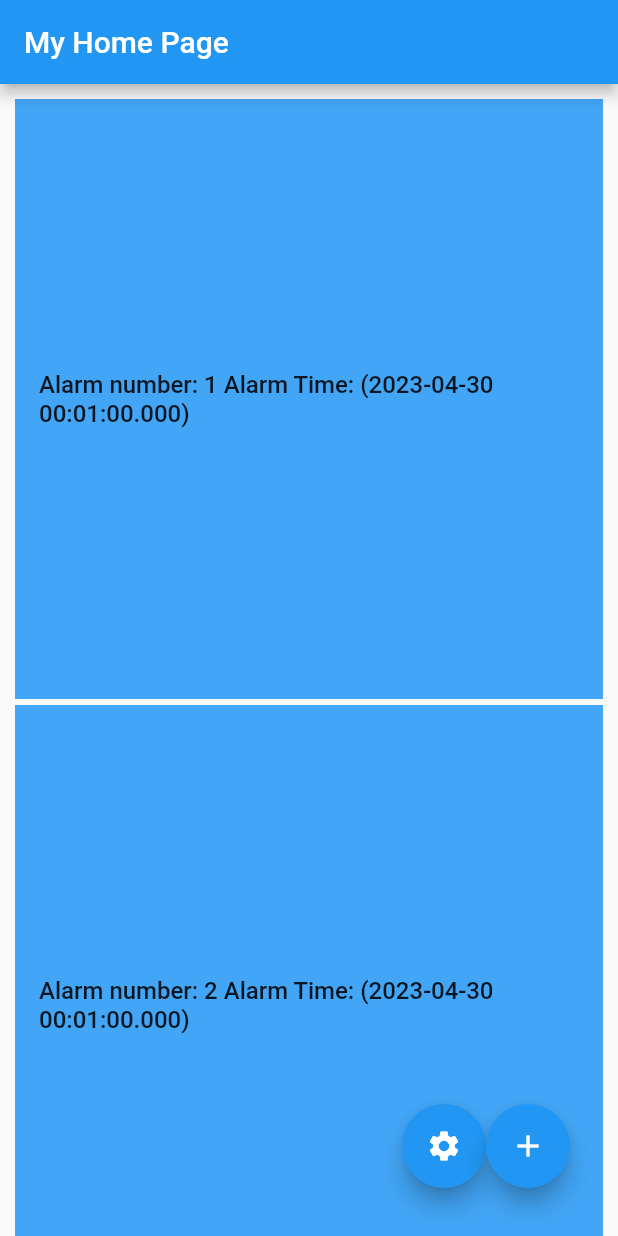
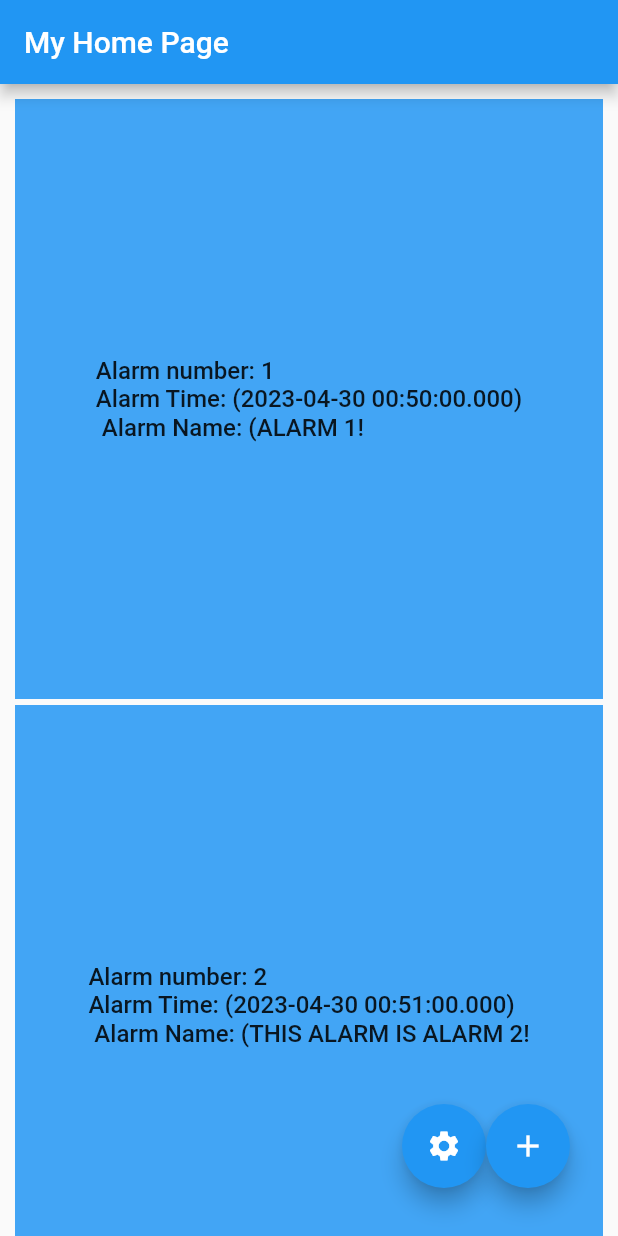
Before and after one commit to DRavenMcCoy/pushur_flutter, a Flutter app: the screen it shows after launch, on a phone screen of 412 x 824 dp. Run offline on Flutter 3.47's test engine with Material 2 defaults, Android fonts, the phone set to English and light mode, and no system bars; missing offline and left inert: alarm.

Commit message:
Optimization
 I changed how the alarmlist file works, it should save resources compared to previous iteration with no change to functionality, no idea why I did it the way I did.

```diff
--- a/lib/AlarmsList.dart
+++ b/lib/AlarmsList.dart
@@ -1,19 +1,21 @@
 import 'package:alarm/model/alarm_settings.dart';
+
+//List can be accessed by any other file with this imported
+List<AlarmSettings> alarms = [];
 
 //The point of this is so we can grab the alarm list from any of the other files
 //There is probably a better way to do this but it is 11:59 and I'm tired
-
-List<AlarmSettings> alarmStart() {
+void alarmStart() {
 //This is a test value for an alarm
   final alarmSettings = AlarmSettings(
     id: 1,
     //YY,MM,DD,HH,Min
-    dateTime: DateTime(2023, 4, 30, 0, 1, 0, 0, 0),
+    dateTime: DateTime(2023, 4, 30, 0, 50),
     assetAudioPath: 'assets/alarm.mp3',
     loopAudio: false,
     vibrate: true,
     fadeDuration: 3.0,
-    notificationTitle: 'ALARM1',
+    notificationTitle: 'ALARM 1!',
     notificationBody: 'IT IS WORKING',
     enableNotificationOnKill: true,
   );
@@ -21,16 +23,16 @@ List<AlarmSettings> alarmStart() {
   final alarmSettings2 = AlarmSettings(
     id: 2,
     //YY,MM,DD,HH,Min
-    dateTime: DateTime(2023, 4, 30, 0, 1, 0, 0, 0),
+    dateTime: DateTime(2023, 4, 30, 0, 51),
     assetAudioPath: 'assets/alarm.mp3',
     loopAudio: false,
     vibrate: true,
     fadeDuration: 3.0,
-    notificationTitle: 'ALARM2',
+    notificationTitle: 'THIS ALARM IS ALARM 2!',
     notificationBody: 'IT IS WORKING',
     enableNotificationOnKill: true,
   );
 
-  final List<AlarmSettings> alarms = [alarmSettings, alarmSettings2];
-  return alarms;
+  alarms.add(alarmSettings);
+  alarms.add(alarmSettings2);
 }
--- a/lib/HomePage.dart
+++ b/lib/HomePage.dart
@@ -27,8 +27,6 @@ class _MyHomePageState extends State<MyHomePage> {
     // fast, so that you can just rebuild anything that needs updating rather
     // than having to individually change instances of widgets.
 
-    //THESE ARE TEST VALUES, SUBJECT TO CHANGE
-    final List<AlarmSettings> alarms = globals.alarmStart();
     return Scaffold(
       appBar: AppBar(
         // Here we take the value from the MyHomePage object that was created by
@@ -80,17 +78,17 @@ class _MyHomePageState extends State<MyHomePage> {
 
                   //generates list of list tiles for the length of the alarms list
                 children: List.generate(
-                alarms.length,
+                globals.alarms.length,
                  (index) => Container(
                    height: 400,
                    margin: EdgeInsets.all(2),
                    color: Colors.blue[400],
                    child: MaterialButton(
-                       child: Text('Alarm number: ${alarms[index].id} Alarm Time: (${alarms[index].dateTime})',
+                       child: Text('Alarm number: ${globals.alarms[index].id} \nAlarm Time: (${globals.alarms[index].dateTime})\n Alarm Name: (${globals.alarms[index].notificationTitle}',
                          style: TextStyle(fontSize: 16),
                        ),
                      onPressed: (){
-                         print('Alarm number: ${alarms[index].id} Alarm Time: (${alarms[index].dateTime})');
+                         print('Alarm number: ${globals.alarms[index].id} Alarm Time: (${globals.alarms[index].dateTime})');
                      },
                      onLongPress: (){},
 
--- a/lib/main.dart
+++ b/lib/main.dart
@@ -10,10 +10,10 @@ Future<void> main() async {
   WidgetsFlutterBinding.ensureInitialized();
   await Alarm.init();
 
-  final List<AlarmSettings> alarms = globals.alarmStart();
+  globals.alarmStart();
 
   //This sets the alarm
-  await Alarm.set(alarmSettings: alarms[0]);
+  await Alarm.set(alarmSettings: globals.alarms[0]);
 
   runApp(const MyApp());
 }
```
